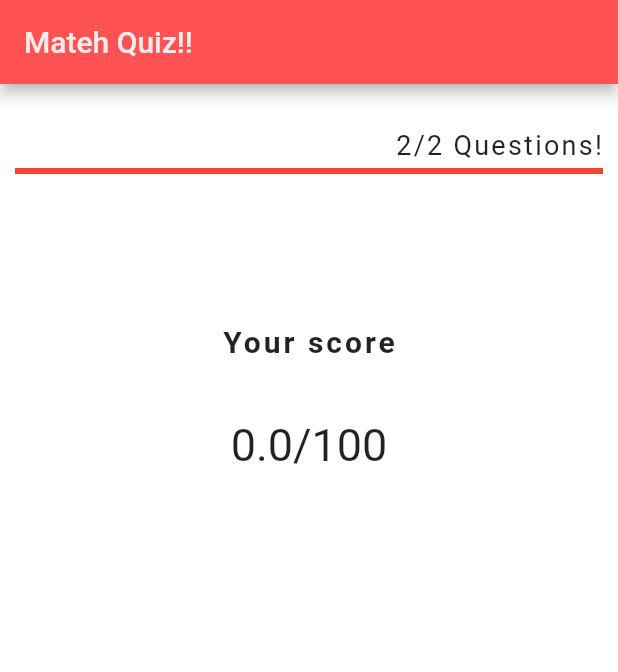
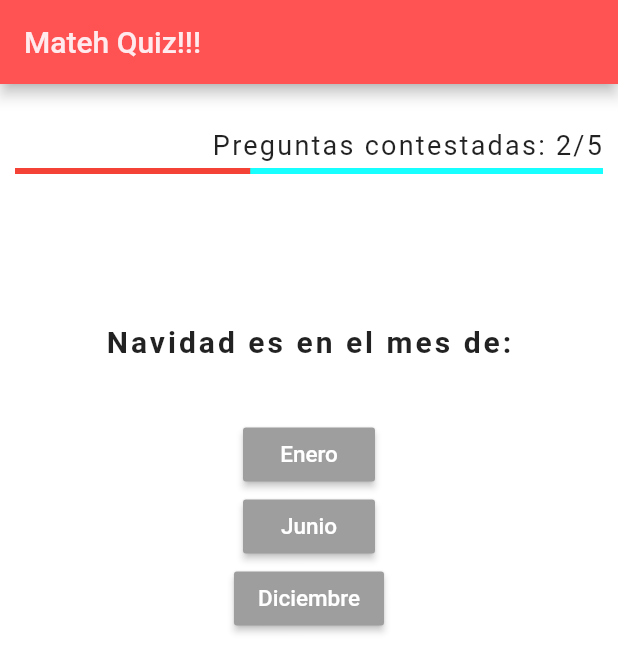
Before and after one commit to mateh-university/flutter-quiz, a Flutter app: the screen it shows after launch, after a tap on "Porque el profe me mando", after a tap on "Yesterday!", on a phone screen of 412 x 824 dp. Shown: the top 672 px of the screen. Run offline on Flutter 3.47's test engine with Material 2 defaults, Android fonts, the phone set to English and light mode, and no system bars.

Commit message:
Unidad 5: Practica # 2 (App de Cuestionarios - Parte 2)

```diff
--- a/lib/home.dart
+++ b/lib/home.dart
@@ -1,5 +1,6 @@
 import 'package:flutter/material.dart';
 import './models/question.dart';
+import 'results.dart';
 
 class Home extends StatefulWidget {
   @override
@@ -8,8 +9,11 @@ class Home extends StatefulWidget {
 
 class _HomeState extends State<Home> {
   int selectedIndex = 0;
+  int _selectedIndex = 0;
+  int correctCount = 0;
   double score = 0;
   double _progressValue = 0;
+  bool showResults = false;
 
   List<Question> questions = [
     new Question(text: "Why am doing this?", answers: [
@@ -22,7 +26,21 @@ class _HomeState extends State<Home> {
       new Answer("Yesterday!", false),
       new Answer("Today!", true)
     ]),
-    new Question(text: "Your score", answers: [])
+    new Question(text: "Navidad es en el mes de:", answers: [
+      new Answer("Enero", false),
+      new Answer("Junio", false),
+      new Answer("Diciembre", true)
+    ]),
+    new Question(text: "Cuanto es 2 + 2", answers: [
+      new Answer("-1", false),
+      new Answer("4", true),
+      new Answer("22", false)
+    ]),
+    new Question(text: "HTML es...", answers: [
+      new Answer("Un lenguaje de programacion", false),
+      new Answer("Memoria RAM", false),
+      new Answer("Un lenguaje de etiquetado ", true)
+    ]),
   ];
 
   List<Answer> userAnswers;
@@ -33,20 +51,20 @@ class _HomeState extends State<Home> {
       backgroundColor: Colors.white,
       appBar: AppBar(
         title: Text(
-          "Mateh Quiz!!",
+          "Mateh Quiz!!!",
           style: TextStyle(color: Colors.red[50]),
         ),
         backgroundColor: Colors.redAccent,
       ),
       body: Padding(
         padding: EdgeInsets.fromLTRB(10, 30, 10, 0),
-        child: Container(
+        child: !showResults ? Container(
             child: Column(children: [
           Row(
             mainAxisAlignment: MainAxisAlignment.end,
             children: [
               Text(
-                  '${selectedIndex == questions.length - 1 ? selectedIndex : selectedIndex + 1}/${questions.length - 1} Questions!',
+                  'Preguntas contestadas: ${selectedIndex}/${questions.length }',
                   textAlign: TextAlign.end,
                   style: TextStyle(fontSize: 18.0, letterSpacing: 1.5)),
             ],
@@ -59,39 +77,39 @@ class _HomeState extends State<Home> {
           ),
           SizedBox(height: 100),
           Center(
-            child: Text(this.questions[this.selectedIndex].text,
+            child: Text(this.questions[this._selectedIndex].text,
                 style: TextStyle(
                     fontWeight: FontWeight.bold,
                     fontSize: 20.0,
                     letterSpacing: 2.0)),
           ),
           SizedBox(height: 40.0),
-          ...this.questions[this.selectedIndex].answers.map((a) {
+          ...this.questions[this._selectedIndex].answers.map((a) {
             return Column(children: [
               RaisedButton(
                   onPressed: () {
                     setState(() {
                       if (a.correct) {
+                        correctCount++;
                         this.questions[this.selectedIndex].correct = true;
+                        this.score =
+                            (correctCount / (this.questions.length )) * 100;
+
+                        print('score ${score}');
                       }
+                      if(_selectedIndex == questions.length -1){
+                        showResults = true;
+                      }
+
+                      if(selectedIndex != questions.length -1)
+                        _selectedIndex++;
+
                       selectedIndex++;
                       print("$selectedIndex, ${this.questions.length}");
-                      if (selectedIndex <= this.questions.length - 2) {
+                      // if (selectedIndex < this.questions.length ) {
                         this._progressValue =
                             this.selectedIndex / this.questions.length;
-                      } else {
-                        print('elser');
-                        this._progressValue = 100;
-                        int correctCount = 0;
-                        for (var i = 0; i < this.questions.length - 1; i++) {
-                          if (this.questions[i].correct) {
-                            correctCount++;
-                          }
-                        }
-
-                        this.score =
-                            (correctCount / (this.questions.length - 1)) * 100;
-                      }
+                      // }
                     });
                   },
                   color: Colors.grey,
@@ -99,11 +117,18 @@ class _HomeState extends State<Home> {
                       style: TextStyle(color: Colors.white, fontSize: 15)))
             ]);
           }),
-          selectedIndex == questions.length - 1
-              ? Text("$score/100", style: TextStyle(fontSize: 30.0))
-              : Text('')
-        ])),
+        ])) : Results(score, (){
+              setState(() {
+                this.showResults = false;
+                this.score = 0;
+                this._selectedIndex = 0;
+                this.selectedIndex = 0;
+                this.correctCount = 0;
+                this._progressValue = 0;
+              });
+            }
       ),
+      )
     );
   }
 }
```
Also changed, not shown: lib/results.dart (added, +29 -0 lines).
